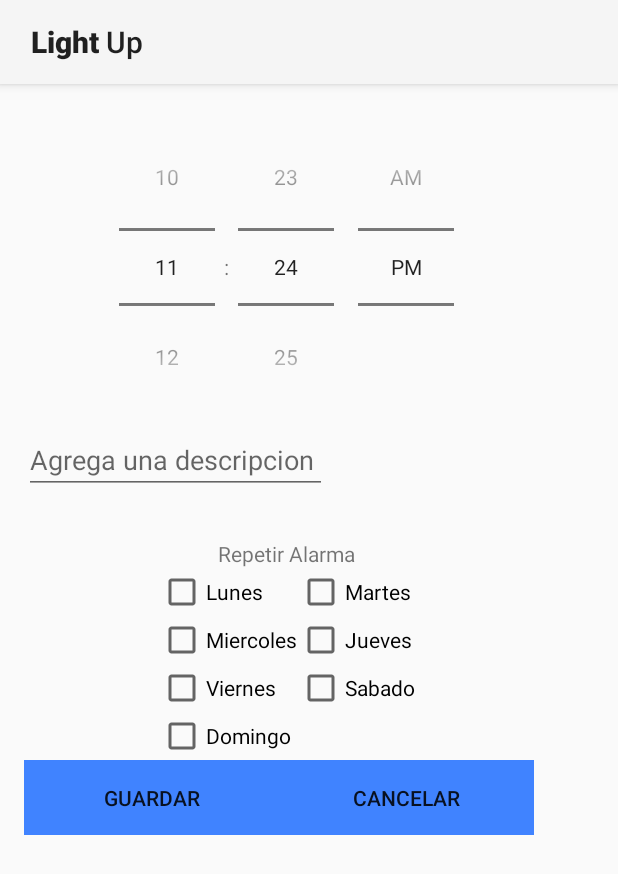
After one commit to MichN7/LampOn, an Android app: the VersionOld screen opened directly, with no data from a screen before it, on a phone screen of 412 x 824 dp. The commit adds this screen. Shown: the top 874 px of the screen. Run offline under Robolectric (Android 15) with nearby library versions, the phone set to English and light mode, and no system bars; libraries missing offline, so code that uses them is left out: com.facebook; 3 statements that could not run were skipped.

Commit message:
se acomodo el activity para versiones anteriores de la API level 20

```diff
--- /dev/null
+++ b/app/src/main/java/com/greye/lampon/VersionOld.java
@@ -0,0 +1,290 @@
+package com.greye.lampon;
+
+import android.app.Activity;
+import android.app.AlarmManager;
+import android.app.Notification;
+import android.app.NotificationManager;
+import android.app.PendingIntent;
+import android.content.Context;
+import android.content.DialogInterface;
+import android.content.Intent;
+import android.net.Uri;
+import android.os.Build;
+import android.provider.MediaStore;
+import android.support.annotation.RequiresApi;
+import android.support.v4.app.NotificationCompat;
+import android.support.v4.app.TaskStackBuilder;
+import android.support.v7.app.AlertDialog;
+import android.support.v7.app.AppCompatActivity;
+import android.os.Bundle;
+import android.util.Log;
+import android.support.v4.app.FragmentActivity;
+import android.support.v4.app.FragmentManager;
+import android.view.View;
+import android.widget.Button;
+import android.widget.CheckBox;
+import android.widget.EditText;
+import android.widget.RadioButton;
+import android.widget.TimePicker;
+import android.widget.Toast;
+
+import com.google.android.gms.appindexing.Action;
+import com.google.android.gms.appindexing.AppIndex;
+import com.google.android.gms.appindexing.Thing;
+import com.google.android.gms.common.api.GoogleApiClient;
+
+import java.util.Calendar;
+
+import static com.facebook.FacebookSdk.getApplicationContext;
+
+
+public class VersionOld extends AppCompatActivity implements View.OnClickListener {
+
+
+    int Aplazar = 0;
+
+    AlarmManager alarm_Manager;
+    TimePicker alarm_timepicker;
+    Context context;
+    PendingIntent pending_intent;
+    Intent mi_intent;
+    Calendar cal;
+    boolean ban;
+    CheckBox cb1;
+    CheckBox cb2;
+    CheckBox cb3;
+    CheckBox cb4;
+    CheckBox cb5;
+    CheckBox cb6;
+    CheckBox cb7;
+    EditText et;
+    SQLControlador dbconeccion;
+
+    /**
+     * ATTENTION: This was auto-generated to implement the App Indexing API.
+     * See https://g.co/AppIndexing/AndroidStudio for more information.
+     */
+    private GoogleApiClient client;
+
+
+    @Override
+    protected void onCreate(Bundle savedInstanceState) {
+
+        super.onCreate(savedInstanceState);
+        setContentView(R.layout.activity_version_old);
+        final Calendar cal = Calendar.getInstance();
+        this.context = this;
+        ban = false;
+        final String Dias;
+
+
+
+        Button Cancelar = (Button) findViewById(R.id.btnCancelar);
+        Cancelar.setOnClickListener(this);
+
+        Button btnGuardar = (Button) findViewById(R.id.btnGuardar);
+        cb1  = (CheckBox) findViewById(R.id.ChBLunes);
+        cb2  = (CheckBox) findViewById(R.id.ChBMartes);
+        cb3  = (CheckBox) findViewById(R.id.ChBMiercoles);
+        cb4  = (CheckBox) findViewById(R.id.ChBJueves);
+        cb5  = (CheckBox) findViewById(R.id.ChBViernes);
+        cb6  = (CheckBox) findViewById(R.id.ChBSabado);
+        cb7  = (CheckBox) findViewById(R.id.ChBDomingo);
+        et = (EditText) findViewById(R.id.editText);
+        dbconeccion = new SQLControlador(this);
+        dbconeccion.abrirBaseDeDatos();
+
+        alarm_Manager = (AlarmManager) getSystemService(ALARM_SERVICE);
+        //se inicializa el timepiker
+        alarm_timepicker = (TimePicker) findViewById(R.id.tpHora);
+
+        final Intent mi_intent = new Intent(this.context, Alarm_Receiver.class);
+
+
+        btnGuardar.setOnClickListener(new View.OnClickListener() {
+            @Override
+            public void onClick(View v) {
+                if(!ban) {
+                    String Dias= "";
+                    Log.e("dentro del OnClick", "que entro al btG ");
+
+                    boolean ban2 = true;
+
+                    if (cb1.isChecked()) {
+                        if(ban2) {
+                            Dias = "Lunes";
+                            cal.set(java.util.Calendar.DAY_OF_WEEK, 2);
+                            ban2=false;
+                            Log.e("String es : ","Lunes es el primero");
+
+                        }
+                        else {
+                            Dias += ", Lunes";
+
+                        }
+
+
+                    } if (cb2.isChecked()) {
+
+                        if(ban2) {
+                            Dias = "Martes";
+                            cal.set(java.util.Calendar.DAY_OF_WEEK, 3);
+                            ban2=false;
+
+                        }
+                        else {
+                            Dias += ", Martes";
+                            Log.e("String es : ","martes es el segundo");
+
+                        }
+                    } if (cb3.isChecked()) {
+                        if(ban2) {
+                            Dias = "Miercoles";
+                            cal.set(java.util.Calendar.DAY_OF_WEEK, 4);
+                            ban2=false;
+                        }
+                        else {
+                            Dias += ", Miercoles";
+
+                        }
+                    }  if (cb4.isChecked()) {
+                        if(ban2) {
+                            Dias = "Jueves";
+                            cal.set(java.util.Calendar.DAY_OF_WEEK, 5);
+                            ban2=false;
+                        }
+                        else {
+                            Dias += ", Jueves";
+                        }
+                    } if (cb5.isChecked()) {
+                        if(ban2) {
+                            Dias = "Viernes";
+                            cal.set(java.util.Calendar.DAY_OF_WEEK,6);
+                            ban2=false;
+                        }
+                        else {
+                            Dias += ", Viernes ";
+
+                        }
+
+                    } if (cb6.isChecked()) {
+                        if(ban2) {
+                            Dias = "Sabado";
+                            cal.set(java.util.Calendar.DAY_OF_WEEK, 7);
+                            ban2=false;
+                        }
+                        else {
+                            Dias += ", Sabado";
+
+
+                        }
+                    } if (cb7.isChecked()) {
+                        if(ban2) {
+                            Dias = "Domingo";
+                            cal.set(java.util.Calendar.DAY_OF_WEEK, 8);
+                            ban2=false;
+                        }
+                        else {
+                            Dias += ", Domingo";
+                        }
+                    }
+                    Log.e("String es : ",Dias);
+
+
+
+
+                    cal.set(Calendar.HOUR_OF_DAY, alarm_timepicker.getCurrentHour());
+                    cal.set(Calendar.MINUTE, alarm_timepicker.getCurrentMinute());
+
+                    int hora = alarm_timepicker.getCurrentHour();
+                    int minutos = alarm_timepicker.getCurrentMinute();
+                    AlertDialog.Builder builder = new AlertDialog.Builder(VersionOld.this);
+                    builder.setTitle("Modify Customer Details");
+
+                    String hora_string = String.valueOf(hora+" : "+minutos);
+                    // String minutos_string = String.valueOf(minutos);
+                    Toast.makeText(getApplicationContext(),"La alamar se activara a las "+hora_string,Toast.LENGTH_SHORT).show();
+
+                    mi_intent.putExtra("extra","alarm_on");
+
+                    pending_intent = PendingIntent.getBroadcast(VersionOld.this, 0, mi_intent, PendingIntent.FLAG_UPDATE_CURRENT);
+                    alarm_Manager.set(AlarmManager.RTC_WAKEUP, cal.getTimeInMillis(), pending_intent);
+                    ban = true;
+
+                    //se mandan los valores a la DB
+                    String titulo = et.getText().toString();
+                    dbconeccion.insertarDatos(titulo,hora_string,Dias);
+                    Intent main = new Intent(VersionOld.this, AlarmActivity.class)
+                            .setFlags(Intent.FLAG_ACTIVITY_CLEAR_TOP);
+                    startActivity(main);
+
+                }
+
+
+            }
+
+        });
+
+
+        // ATTENTION: This was auto-generated to implement the App Indexing API.
+        // See https://g.co/AppIndexing/AndroidStudio for more information.
+        client = new GoogleApiClient.Builder(this).addApi(AppIndex.API).build();
+    }
+
+
+
+    FragmentManager fm = getSupportFragmentManager();
+
+    @Override
+    public void onClick(View v) {
+
+
+
+        if (v.getId() == R.id.btnCancelar) {
+            finish();
+
+        }
+
+    }
+
+
+
+    /**
+     * ATTENTION: This was auto-generated to implement the App Indexing API.
+     * See https://g.co/AppIndexing/AndroidStudio for more information.
+     */
+    public Action getIndexApiAction() {
+        Thing object = new Thing.Builder()
+                .setName("HourActivity2 Page") // TODO: Define a title for the content shown.
+                // TODO: Make sure this auto-generated URL is correct.
+                .setUrl(Uri.parse("http://[ENTER-YOUR-URL-HERE]"))
+                .build();
+        return new Action.Builder(Action.TYPE_VIEW)
+                .setObject(object)
+                .setActionStatus(Action.STATUS_TYPE_COMPLETED)
+                .build();
+    }
+
+    @Override
+    public void onStart() {
+        super.onStart();
+
+        // ATTENTION: This was auto-generated to implement the App Indexing API.
+        // See https://g.co/AppIndexing/AndroidStudio for more information.
+        client.connect();
+        AppIndex.AppIndexApi.start(client, getIndexApiAction());
+    }
+
+    @Override
+    public void onStop() {
+        super.onStop();
+
+        // ATTENTION: This was auto-generated to implement the App Indexing API.
+        // See https://g.co/AppIndexing/AndroidStudio for more information.
+        AppIndex.AppIndexApi.end(client, getIndexApiAction());
+        client.disconnect();
+    }
+
+
+
+}
--- /dev/null
+++ b/app/src/main/res/layout/activity_version_old.xml
@@ -0,0 +1,154 @@
+<?xml version="1.0" encoding="utf-8"?>
+<RelativeLayout xmlns:android="http://schemas.android.com/apk/res/android"
+    xmlns:tools="http://schemas.android.com/tools"
+    android:id="@+id/activity_hour2"
+    android:layout_width="match_parent"
+    android:layout_height="match_parent"
+    android:paddingBottom="@dimen/activity_vertical_margin"
+    android:paddingLeft="@dimen/activity_horizontal_margin"
+    android:paddingRight="@dimen/activity_horizontal_margin"
+    android:paddingTop="@dimen/activity_vertical_margin"
+    tools:context="com.greye.lampon.HourActivity2">
+
+
+
+
+    <ScrollView
+        android:layout_width="match_parent"
+        android:layout_height="match_parent"
+
+        >
+        <LinearLayout
+            android:layout_width="wrap_content"
+            android:layout_height="wrap_content"
+            android:orientation="vertical" >
+            <TimePicker
+                android:layout_width="350dp"
+                android:layout_height="wrap_content"
+                android:id="@+id/tpHora"
+                android:layout_alignParentLeft="true"
+                android:layout_alignParentStart="true"
+                android:background="#00fcfcfc"
+                android:headerBackground="#4083ff"
+                android:numbersSelectorColor="#40c3ff"
+                android:timePickerMode="spinner"/>
+            <EditText
+                android:layout_width="wrap_content"
+                android:layout_height="wrap_content"
+                android:hint="Agrega una descripcion "
+                android:id="@+id/editText"
+                android:layout_marginTop="0dp"
+                android:gravity="center"/>
+
+            <TextView
+                android:text="Repetir Alarma"
+                android:layout_width="match_parent"
+                android:layout_height="wrap_content"
+                android:gravity="center"
+                android:id="@+id/textView"
+                android:layout_marginTop="30dp"
+                />
+
+            <GridLayout
+                android:id="@+id/seccion_Dias"
+                android:layout_gravity="center"
+                android:layout_width="wrap_content"
+                android:layout_height="wrap_content">
+
+
+                <CheckBox
+                    android:text="Lunes"
+                    android:layout_width="wrap_content"
+                    android:layout_column="0"
+                    android:layout_row="2"
+                    android:layout_height="wrap_content"
+                    android:id="@+id/ChBLunes"
+                    />
+                <CheckBox
+                    android:text="Martes"
+                    android:layout_width="wrap_content"
+                    android:layout_column="2"
+                    android:layout_row="2"
+                    android:layout_height="wrap_content"
+                    android:id="@+id/ChBMartes"
+                    />
+                <CheckBox
+                    android:text="Miercoles"
+                    android:layout_width="wrap_content"
+                    android:layout_column="0"
+                    android:layout_row="3"
+                    android:layout_height="wrap_content"
+                    android:id="@+id/ChBMiercoles"
+                    />
+                <CheckBox
+                    android:text="Jueves"
+                    android:layout_width="wrap_content"
+                    android:layout_column="2"
+                    android:layout_row="3"
+                    android:layout_height="wrap_content"
+                    android:id="@+id/ChBJueves"
+                    />
+                <CheckBox
+                    android:text="Viernes"
+                    android:layout_width="wrap_content"
+                    android:layout_column="0"
+                    android:layout_row="4"
+                    android:layout_height="wrap_content"
+                    android:id="@+id/ChBViernes"
+                    />
+                <CheckBox
+                    android:text="Sabado"
+                    android:layout_width="wrap_content"
+                    android:layout_column="2"
+                    android:layout_row="4"
+                    android:layout_height="wrap_content"
+                    android:id="@+id/ChBSabado"
+                    />
+                <CheckBox
+                    android:text="Domingo"
+                    android:layout_width="wrap_content"
+                    android:layout_column="0"
+                    android:layout_row="5"
+                    android:layout_height="wrap_content"
+                    android:id="@+id/ChBDomingo"
+                    />
+
+
+
+
+            </GridLayout>
+
+
+
+            <LinearLayout
+                android:layout_width="match_parent"
+                android:layout_height="wrap_content"
+                android:orientation="horizontal">
+
+                <Button
+                    android:text="GUARDAR"
+                    android:layout_width="170dp"
+                    android:layout_height="50dp"
+                    style="@style/Widget.AppCompat.Button.Borderless"
+                    android:id="@+id/btnGuardar"
+                    android:background="#4083ff" />
+
+
+                <Button
+                    android:text="CANCELAR"
+                    android:layout_width="170dp"
+                    android:layout_height="50dp"
+                    style="@style/Widget.AppCompat.Button.Borderless"
+                    android:id="@+id/btnCancelar"
+                    android:background="#4083ff" />
+
+            </LinearLayout>
+
+
+
+        </LinearLayout>
+    </ScrollView>
+
+
+
+</RelativeLayout>
```
Also changed, not shown: app/src/main/AndroidManifest.xml (+21 -21 lines), app/src/main/java/com/greye/lampon/AlarmActivity.java (+9 -2 lines).
